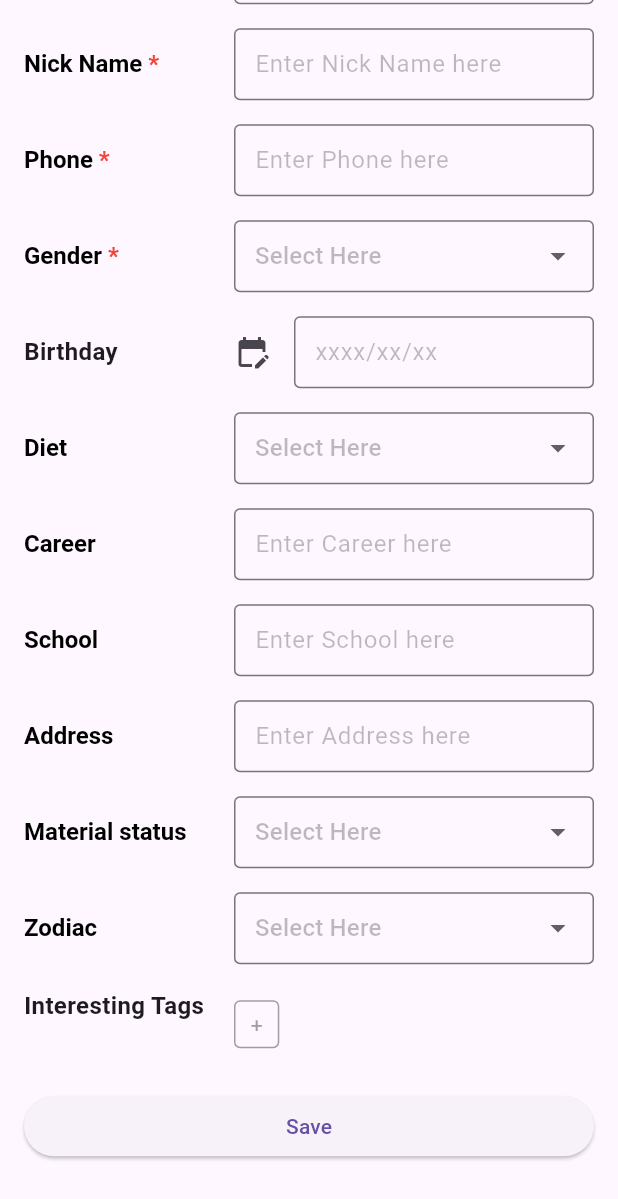
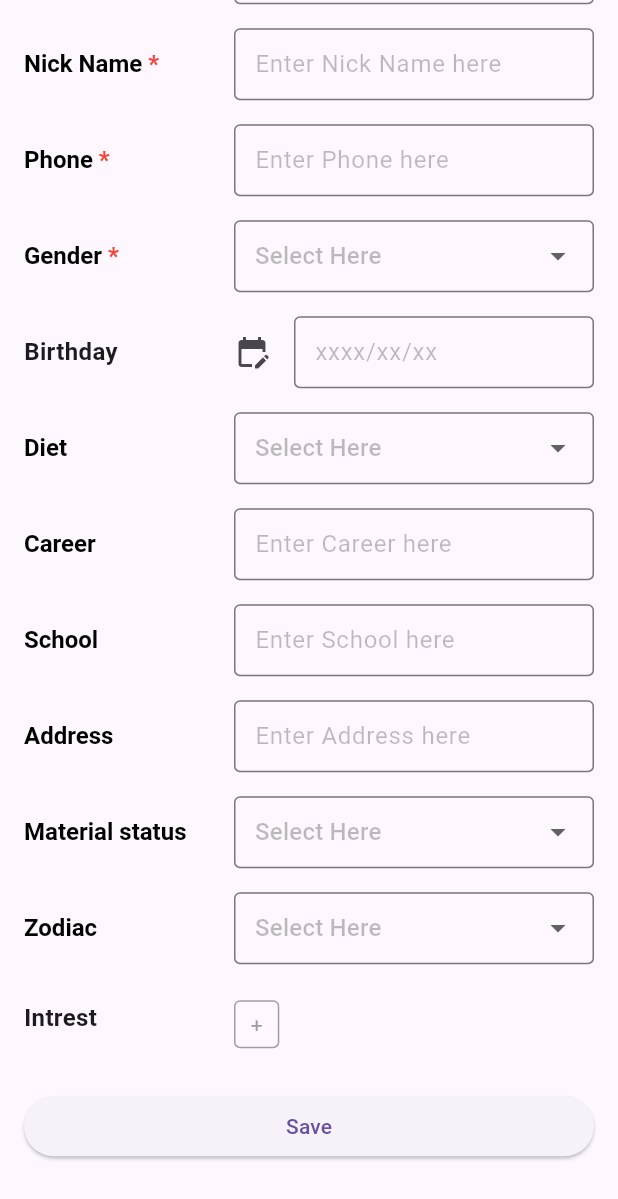
Before and after one commit to SparkUp-App/SparkUp-Android, a Flutter app: the EditProfilePage screen opened directly, scrolled down 343 dp, on a phone screen of 412 x 824 dp. Shown: the top 1199 px of the screen. Run offline on Flutter 3.47's test engine with Material 3 defaults, Android fonts, the phone set to English and light mode, and no system bars; missing offline and left inert: toasty_box.

```diff
--- a/lib/main.dart
+++ b/lib/main.dart
@@ -17,7 +17,7 @@ class MyApp extends StatelessWidget {
       title: "SparUp",
       debugShowCheckedModeBanner: false,
       routes: RouteMap.routes,
-      initialRoute: RouteMap.loginPage,//testing home_page , initial used to be loginPage
+      initialRoute: RouteMap.homePage,//testing home_page , initial used to be loginPage
     );
   }
 }
--- a/lib/screen/home_page_sub_screen/profile_page.dart
+++ b/lib/screen/home_page_sub_screen/profile_page.dart
@@ -34,45 +34,51 @@ class _EditProfilePageState extends State<EditProfilePage> {
     'eat_habit': eatHabit,
   };
 
-  final List<String> _selectedTags = [];
-  final List<String> _availableTags = eventType;
 
-  Widget _buildTagSelector() { //整行的顯示
+  List<String> _selectedInterestTags = []; //紀錄當前選擇的tag
+  final List<String> _availableInterestTags = eventType;
+  //List<String> _selectedSkillTags = [];
+
+  // Available tags for selection
+  //final List<String> _availableSkillTags = ["Dart", "Flutter", "Python"];
+
+  Widget _buildTagSelector(String label, String key,List<String> selectedTags, List<String> availableTags) {
     return Padding(
       padding: const EdgeInsets.symmetric(vertical: 8.0),
       child: Row(
-        crossAxisAlignment: CrossAxisAlignment.start,
+        crossAxisAlignment: CrossAxisAlignment.center,
         children: [
-          const SizedBox(
+          SizedBox(
             width: 140,
             child: Text(
-              'Interesting Tags',
-              style: TextStyle(fontSize: 16, fontWeight: FontWeight.bold),
+              label,
+              style: const TextStyle(fontSize: 16, fontWeight: FontWeight.bold),
             ),
           ),
           Expanded(
             child: Column(
               crossAxisAlignment: CrossAxisAlignment.start,
               children: [
-                Wrap(
+                Wrap(//更彈性的Row
                   spacing: 8,
                   runSpacing: 4,
-                  children: _selectedTags.map((tag) => Chip(
-                    label: Text('#$tag'),
+                  children: selectedTags.map((tag) => Chip(
+                    label: Text('#' + tag),
                     onDeleted: () {
                       setState(() {
-                        _selectedTags.remove(tag);
+                        selectedTags.remove(tag);
+                        _profileData[key] = selectedTags.join(','); //要時刻記錄當前操作資訊，避免在這一層刪除資訊但沒紀錄到
                       });
                     },
                     deleteIconColor: Colors.grey,
                     backgroundColor: Colors.grey[200],
                   )).toList(),
                 ),
-                const SizedBox(height: 8),
+                SizedBox(height: 8),
                 InkWell(
-                  onTap: () => _showTagSelectionDialog(),
+                  onTap: () => _showTagSelectionDialog(label, key, selectedTags, availableTags),
                   child: Container(
-                    padding: const EdgeInsets.symmetric(horizontal: 10, vertical: 5),
+                    padding: EdgeInsets.symmetric(horizontal: 10, vertical: 5),
                     decoration: BoxDecoration(
                       border: Border.all(color: Colors.grey),
                       borderRadius: BorderRadius.circular(4),
@@ -80,7 +86,7 @@ class _EditProfilePageState extends State<EditProfilePage> {
                     child: Text(
                       '+',
                       style: TextStyle(
-                        color: _selectedTags.isEmpty ? Colors.grey : Colors.black,
+                        color:Colors.grey,
                       ),
                     ),
                   ),
@@ -93,35 +99,36 @@ class _EditProfilePageState extends State<EditProfilePage> {
     );
   }
 
-  void _showTagSelectionDialog() { // 新增標籤的介面
+void _showTagSelectionDialog(String label, String key, List<String> selectedTags, List<String> availableTags) {
   showDialog(
     context: context,
+    barrierDismissible: false, // 防止點擊外部關閉
     builder: (BuildContext context) {
-        return StatefulBuilder(
+      return StatefulBuilder( //點擊按下要改變背景顏色，需要這一層來控制
         builder: (context, setState) {
           return AlertDialog(
-              title: const Text('Choose Your Interesting'),
+            title: Text('選擇你的' + label),
             content: Column(
               mainAxisSize: MainAxisSize.min,
               children: [
                 Wrap(
                   spacing: 8.0,
-                    children: _availableTags.map((String tag) {
+                  children: availableTags.map((String tag) {
                     return FilterChip(
-                        label: Text("#$tag"),
-                        selected: _selectedTags.contains(tag),
+                      label: Text("#" + tag),
+                      selected: selectedTags.contains(tag),
                       onSelected: (bool selected) {
                         setState(() {
                           if (selected) {
-                              _selectedTags.add(tag);
+                            selectedTags.add(tag);
                           } else {
-                              _selectedTags.remove(tag);
+                            selectedTags.remove(tag);
                           }
                         });
                       },
-                        showCheckmark: false, // No checkmark when selected
-                        selectedColor: Colors.blueAccent.withOpacity(0.3), // Change color when selected
-                        backgroundColor: Colors.grey[200], // Default color when not selected
+                      showCheckmark: false,
+                      selectedColor: Colors.blueAccent.withOpacity(0.3),
+                      backgroundColor: Colors.grey[200],
                     );
                   }).toList(),
                 ),
@@ -129,12 +136,9 @@ class _EditProfilePageState extends State<EditProfilePage> {
             ),
             actions: <Widget>[
               TextButton(
-                  child: const Text('Confirm'),
+                child: const Text('確定'),
                 onPressed: () {
-                    this.setState(() {
-                      _profileData['interests'] = _selectedTags.join(',');
-                    });
-                    Navigator.of(context).pop();
+                  Navigator.of(context).pop(); // 關閉對話框
                 },
               ),
             ],
@@ -142,9 +146,12 @@ class _EditProfilePageState extends State<EditProfilePage> {
         },
       );
     },
-    );
+  ).then((_) { //等上面確認跳出視窗後，再做setState更新資訊(使_profileData能吃到更新資訊)，並且更新使selectedTags.map((tag) => Chip重新運作
+    setState(() { //這裡只要等按下確認後更新資訊就好
+      _profileData[label] = selectedTags.join(',');
+    });
+  });
 }
-
 
 
   Widget _buildDropdown(String label, String key, {isRequired = false}) {
@@ -332,7 +339,12 @@ class _EditProfilePageState extends State<EditProfilePage> {
           _buildTextField('Address', 'home'),
           _buildDropdown('Material status', 'marital_status'),
           _buildDropdown('Zodiac', 'zodiac_signs'),
-          _buildTagSelector(),
+          _buildTagSelector(
+            'Intrest',
+            'Intrest',
+            _selectedInterestTags,
+            _availableInterestTags,
+          ),
           const SizedBox(height: 20),
           ElevatedButton(
             onPressed: _saveProfile,
```
Lines whose indentation alone changed are shown as unchanged.
